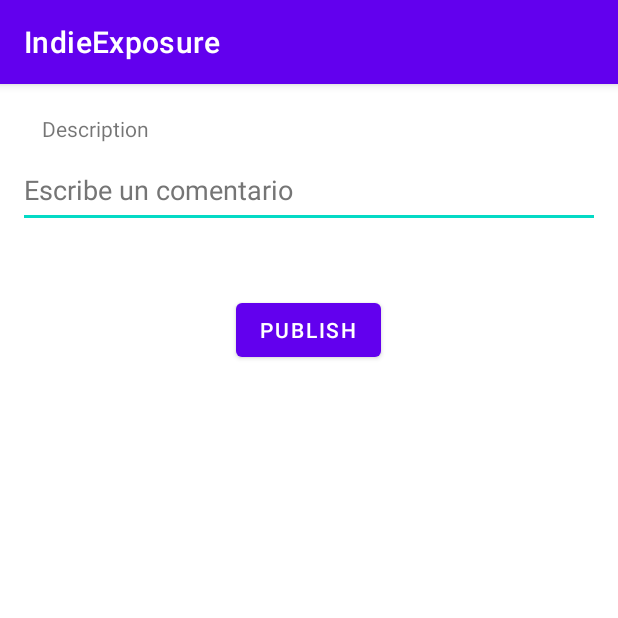
After one commit to TiefVoid/IndieExposure, an Android app: the NewComment screen opened directly, with no data from a screen before it, on a phone screen of 412 x 824 dp, the top half of it. The commit adds this screen. Run offline under Robolectric (Android 15) with nearby library versions, the phone set to English and light mode, and no system bars; our stand-ins replace Firebase (no records; nobody signed in at launch, a user with empty details on screens opened directly).

```diff
--- /dev/null
+++ b/app/src/main/java/com/example/indieexposure/NewComment.java
@@ -0,0 +1,85 @@
+package com.example.indieexposure;
+
+import androidx.annotation.NonNull;
+import androidx.annotation.Nullable;
+import androidx.appcompat.app.AppCompatActivity;
+
+import android.content.Intent;
+import android.net.Uri;
+import android.os.Bundle;
+import android.view.View;
+import android.widget.Button;
+import android.widget.EditText;
+import android.widget.ImageView;
+import android.widget.TextView;
+
+import com.google.android.gms.tasks.OnSuccessListener;
+import com.google.firebase.database.ChildEventListener;
+import com.google.firebase.database.DataSnapshot;
+import com.google.firebase.database.DatabaseError;
+import com.google.firebase.database.DatabaseReference;
+import com.google.firebase.database.FirebaseDatabase;
+import com.google.firebase.storage.FirebaseStorage;
+import com.google.firebase.storage.StorageReference;
+import com.google.firebase.storage.UploadTask;
+
+public class NewComment extends AppCompatActivity {
+    private Button bComentar;
+    private EditText etDescComment;
+
+    FirebaseDatabase database;
+    DatabaseReference myRef;
+
+    private String user="",pfp="";
+
+    @Override
+    protected void onCreate(Bundle savedInstanceState) {
+        super.onCreate(savedInstanceState);
+        setContentView(R.layout.activity_new_comment);
+        //Button
+        bComentar = findViewById(R.id.bComentar);
+        //Edit Text
+       etDescComment = findViewById(R.id.etDescComment);
+
+        //Database config
+        database = FirebaseDatabase.getInstance("https://proyecto-final-6dd98-default-rtdb.firebaseio.com/");
+        myRef = database.getReference();
+
+        bComentar.setOnClickListener(new View.OnClickListener() {
+            @Override
+            public void onClick(View view) {
+                newComment();
+            }
+        });
+
+        configVar();
+    }
+
+    private void configVar() {
+        Intent intent = getIntent();
+        if(intent!=null){
+            user = intent.getStringExtra(MainActivity.CURR_USER);
+            pfp = intent.getStringExtra(MainActivity.CURR_PFP);
+
+        }
+    }
+
+    private void newComment() {
+        String desc = etDescComment.getText().toString().trim();
+
+        Comment ahh = new Comment();
+
+        ahh.setDesc(desc);
+        ahh.setFechaHora(System.currentTimeMillis());
+        ahh.setUser(user);
+        ahh.setPfp(pfp);
+
+        myRef.child("comment").child(user+System.currentTimeMillis()).setValue(ahh);
+        etDescComment.setText("");
+        finish();
+    }
+
+
+
+
+}
--- /dev/null
+++ b/app/src/main/res/layout/activity_new_comment.xml
@@ -0,0 +1,47 @@
+<?xml version="1.0" encoding="utf-8"?>
+<androidx.constraintlayout.widget.ConstraintLayout xmlns:android="http://schemas.android.com/apk/res/android"
+    xmlns:app="http://schemas.android.com/apk/res-auto"
+    xmlns:tools="http://schemas.android.com/tools"
+    android:layout_width="match_parent"
+    android:layout_height="match_parent"
+    android:layout_margin="12dp"
+    tools:context=".NewComment">
+
+  <EditText
+      android:id="@+id/etDescComment"
+      android:layout_width="0dp"
+      android:layout_height="wrap_content"
+      android:layout_marginTop="36dp"
+      android:ems="10"
+      android:gravity="start|top"
+      android:hint="Escribe un comentario"
+      android:importantForAutofill="no"
+      android:inputType="textMultiLine"
+      android:minHeight="48dp"
+      android:textColorHint="#757575"
+      app:layout_constraintEnd_toEndOf="parent"
+      app:layout_constraintHorizontal_bias="1.0"
+      app:layout_constraintStart_toStartOf="parent"
+      app:layout_constraintTop_toTopOf="parent" />
+
+  <Button
+      android:id="@+id/bComentar"
+      android:layout_width="wrap_content"
+      android:layout_height="wrap_content"
+      android:layout_marginTop="44dp"
+      android:text="Publish"
+      app:layout_constraintEnd_toEndOf="parent"
+      app:layout_constraintHorizontal_bias="0.498"
+      app:layout_constraintStart_toStartOf="parent"
+      app:layout_constraintTop_toBottomOf="@+id/etDescComment" />
+
+  <TextView
+      android:id="@+id/textView7"
+      android:layout_width="wrap_content"
+      android:layout_height="wrap_content"
+      android:layout_marginStart="16dp"
+      android:layout_marginTop="8dp"
+      android:text="Description"
+      app:layout_constraintStart_toStartOf="parent"
+      app:layout_constraintTop_toTopOf="parent" />
+</androidx.constraintlayout.widget.ConstraintLayout>
--- a/app/src/main/res/layout/login_main.xml
+++ b/app/src/main/res/layout/login_main.xml
@@ -67,8 +67,8 @@
         android:id="@+id/bregistro"
         android:layout_width="wrap_content"
         android:layout_height="wrap_content"
-        android:layout_marginTop="36dp"
-        android:text="Button"
+        android:layout_marginTop="20dp"
+        android:text="Registro"
         app:layout_constraintEnd_toEndOf="parent"
         app:layout_constraintHorizontal_bias="0.498"
         app:layout_constraintStart_toStartOf="parent"
```
Also changed, not shown: app/src/main/AndroidManifest.xml (+7 -4 lines), app/src/main/java/com/example/indieexposure/Comment.java (added, +61 -0 lines), app/src/main/java/com/example/indieexposure/CommentAdapter.java (added, +65 -0 lines), app/src/main/java/com/example/indieexposure/CommentHolder.java (added, +65 -0 lines), app/src/main/java/com/example/indieexposure/LoginActivity.java (+8 -2 lines), app/src/main/java/com/example/indieexposure/PostActivity.java (+48 -0 lines), app/src/main/res/layout/comment_simplified.xml (added, +46 -0 lines).
